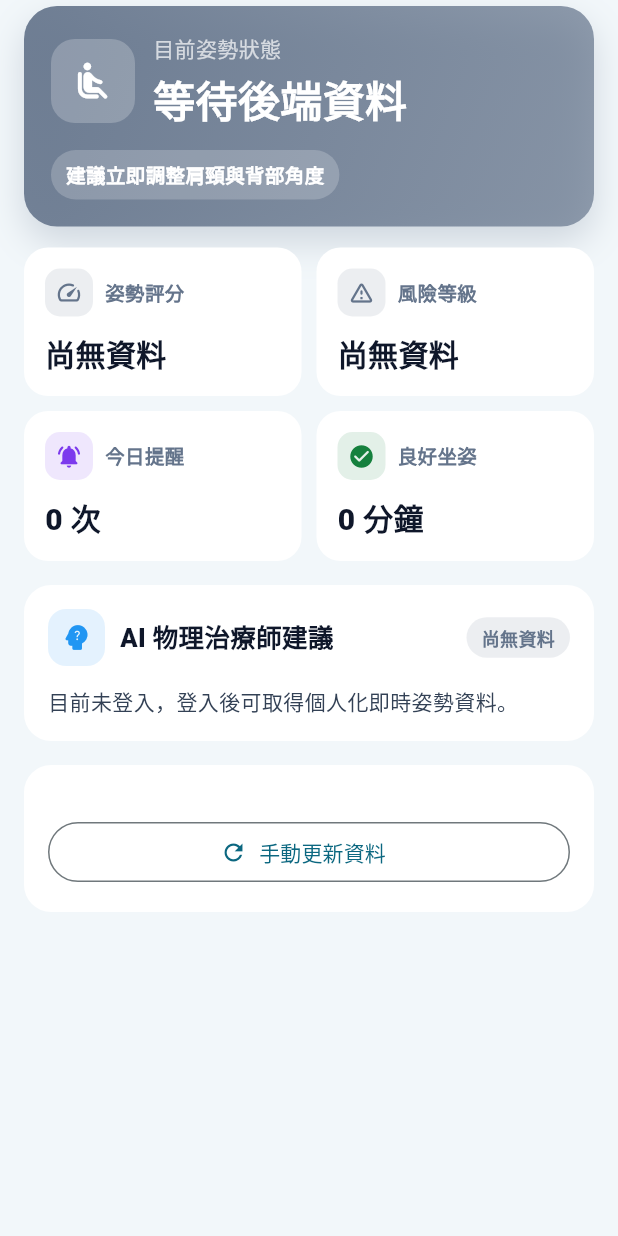
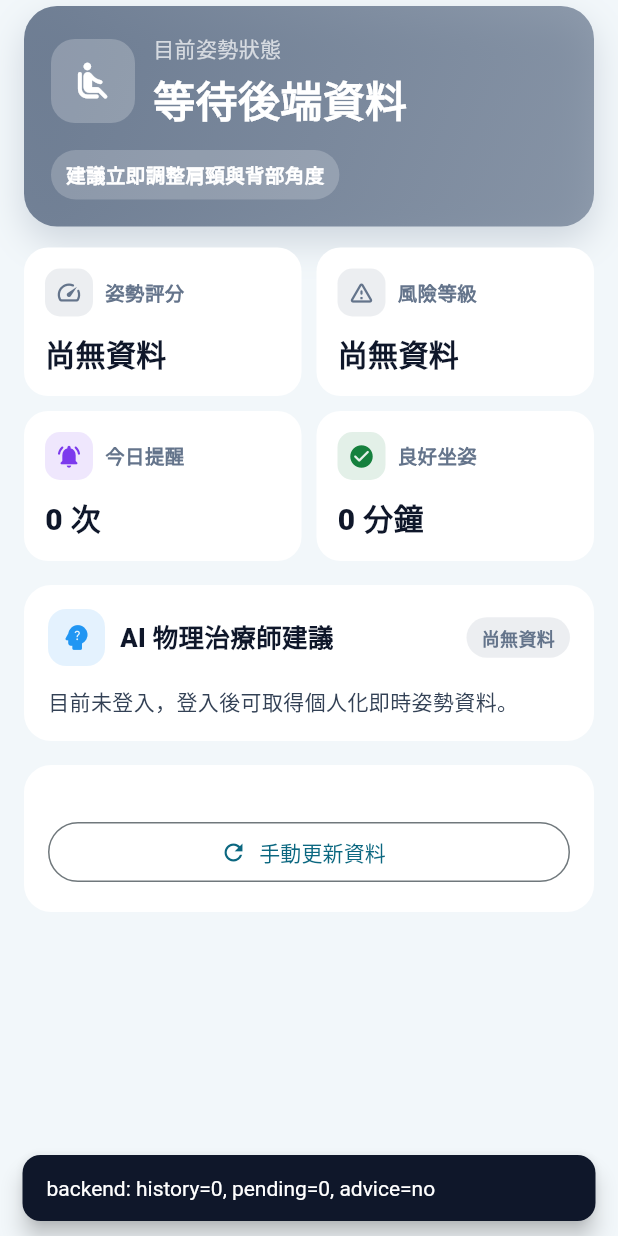
Before and after one commit to Hsin104/smartchair, a Flutter app: the DashboardPage widget shown alone on an empty page, opened directly with empty values, on a phone screen of 412 x 824 dp. Run offline on Flutter 3.47's test engine with Material 3 defaults, Android fonts, the phone set to English and light mode, and no system bars; our stand-ins replace firebase_core, fl_chart, shared_preferences; missing offline and left inert: screen_retriever, system_tray, window_manager; accounts and stored records are empty; network calls fail.

Commit message:
chore(dashboard): add diagnostic API check on manual refresh

```diff
--- a/lib/screens/dashboard.dart
+++ b/lib/screens/dashboard.dart
@@ -96,6 +96,20 @@ class _DashboardPageState extends State<DashboardPage> {
 
     // 由控制器依後端輪詢同步資料，畫面跟著控制器狀態更新
     await widget.controller.refreshFromServer();
+    // Diagnostic: directly query backend to help debug missing data
+    try {
+      final history = await ApiService.getPostureHistory(limit: 1);
+      final pending = await ApiService.getPendingNotifications();
+      final adviceFromApi = history.isNotEmpty
+          ? (history.first['physio_advice'] as String?) ??
+              (history.first['advice'] as String?) ??
+              ''
+          : '';
+      if (mounted) {
+        final msg = 'backend: history=${history.length}, pending=${pending.length}, advice=${adviceFromApi.isNotEmpty ? 'yes' : 'no'}';
+        ScaffoldMessenger.of(context).showSnackBar(SnackBar(content: Text(msg)));
+      }
+    } catch (_) {}
     if (!widget.isLoggedIn && mounted) {
       setState(() {
         _advice = '目前未登入，登入後可取得個人化即時姿勢資料。';
```
